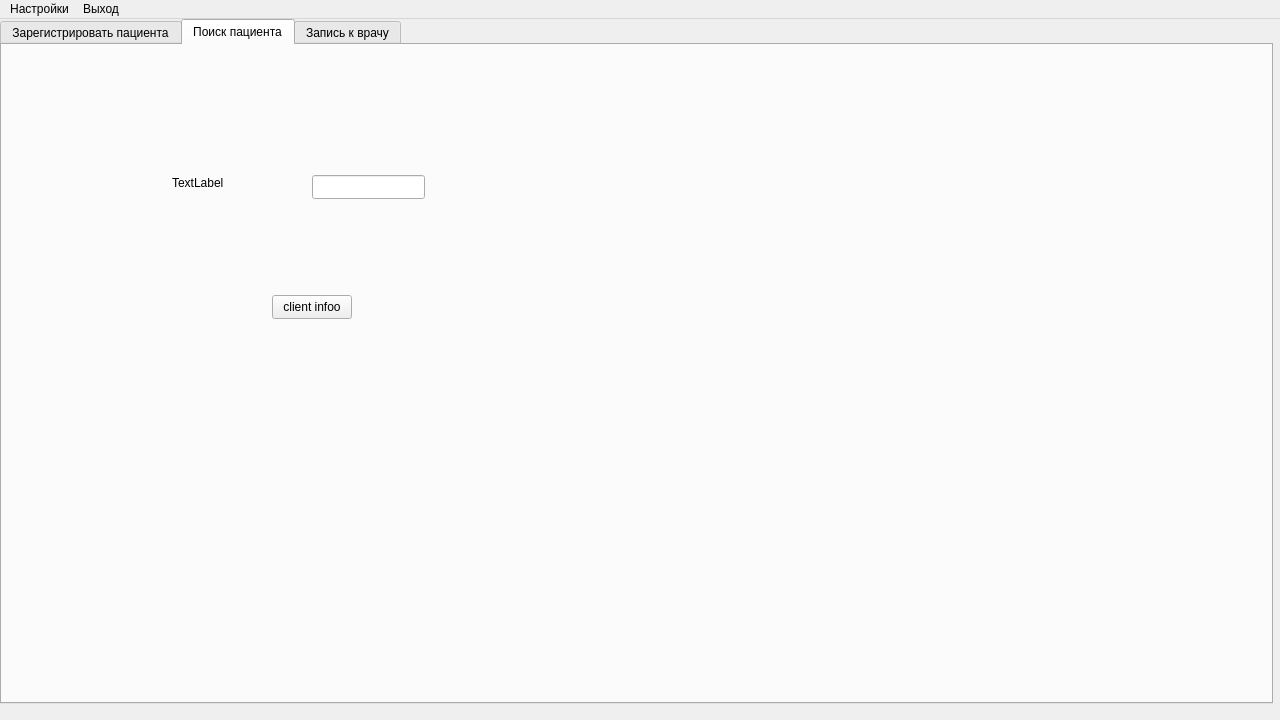
Qt form 6th-semester/software-architecture/src/View/ApplicationViewUi.ui (theseChains/uni-assignments) before a commit.
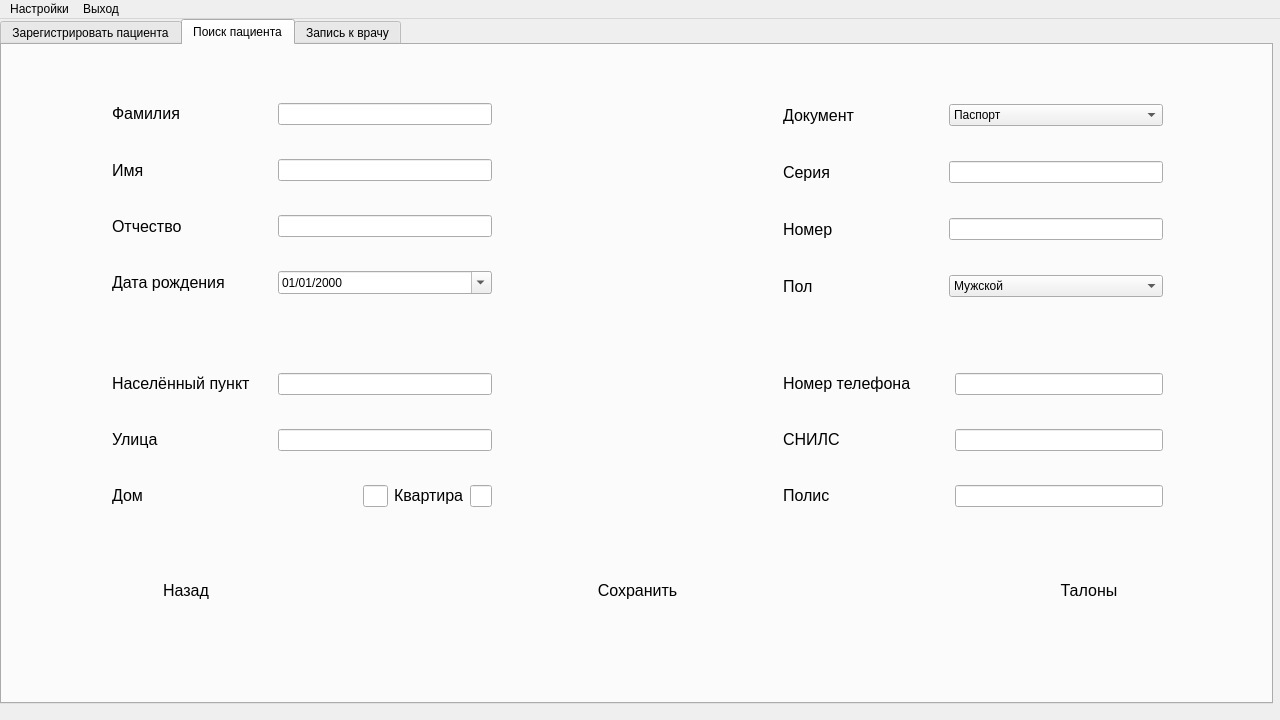
The same form after that commit.

Commit message: Add the client info page

What changed in the file:
```diff
--- a/6th-semester/software-architecture/src/View/ApplicationViewUi.ui
+++ b/6th-semester/software-architecture/src/View/ApplicationViewUi.ui
@@ -1040,41 +1040,515 @@
          </widget>
         </widget>
         <widget class="QWidget" name="ClientInfoPage">
-         <widget class="QPushButton" name="pushButton">
+         <widget class="QWidget" name="horizontalLayoutWidget_13">
           <property name="geometry">
            <rect>
-            <x>270</x>
-            <y>250</y>
-            <width>80</width>
-            <height>24</height>
+            <x>110</x>
+            <y>300</y>
+            <width>1051</width>
+            <height>191</height>
            </rect>
           </property>
-          <property name="text">
-           <string>client infoo</string>
-          </property>
+          <layout class="QHBoxLayout" name="horizontalLayout_47" stretch="4,3,4">
+           <item>
+            <layout class="QVBoxLayout" name="verticalLayout_13">
+             <item>
+              <layout class="QHBoxLayout" name="horizontalLayout_48" stretch="3,4">
+               <item>
+                <widget class="QLabel" name="label_40">
+                 <property name="font">
+                  <font>
+                   <pointsize>12</pointsize>
+                  </font>
+                 </property>
+                 <property name="text">
+                  <string>&lt;html&gt;&lt;head/&gt;&lt;body&gt;&lt;p&gt;Населённый пункт&lt;/p&gt;&lt;/body&gt;&lt;/html&gt;</string>
+                 </property>
+                </widget>
+               </item>
+               <item>
+                <widget class="QLineEdit" name="lineEdit_33"/>
+               </item>
+              </layout>
+             </item>
+             <item>
+              <layout class="QHBoxLayout" name="horizontalLayout_49" stretch="3,4">
+               <item>
+                <widget class="QLabel" name="label_41">
+                 <property name="font">
+                  <font>
+                   <pointsize>12</pointsize>
+                  </font>
+                 </property>
+                 <property name="text">
+                  <string>&lt;html&gt;&lt;head/&gt;&lt;body&gt;&lt;p&gt;Улица&lt;/p&gt;&lt;/body&gt;&lt;/html&gt;</string>
+                 </property>
+                </widget>
+               </item>
+               <item>
+                <widget class="QLineEdit" name="lineEdit_34"/>
+               </item>
+              </layout>
+             </item>
+             <item>
+              <layout class="QHBoxLayout" name="horizontalLayout_50" stretch="10,1,1">
+               <item>
+                <widget class="QLabel" name="label_42">
+                 <property name="font">
+                  <font>
+                   <pointsize>12</pointsize>
+                  </font>
+                 </property>
+                 <property name="text">
+                  <string>&lt;html&gt;&lt;head/&gt;&lt;body&gt;&lt;p&gt;Дом&lt;/p&gt;&lt;/body&gt;&lt;/html&gt;</string>
+                 </property>
+                </widget>
+               </item>
+               <item>
+                <widget class="QLineEdit" name="lineEdit_35"/>
+               </item>
+               <item>
+                <layout class="QHBoxLayout" name="horizontalLayout_51" stretch="3,6">
+                 <item>
+                  <widget class="QLabel" name="label_43">
+                   <property name="font">
+                    <font>
+                     <pointsize>12</pointsize>
+                    </font>
+                   </property>
+                   <property name="text">
+                    <string>&lt;html&gt;&lt;head/&gt;&lt;body&gt;&lt;p&gt;Квартира&lt;/p&gt;&lt;/body&gt;&lt;/html&gt;</string>
+                   </property>
+                  </widget>
+                 </item>
+                 <item>
+                  <widget class="QLineEdit" name="lineEdit_36"/>
+                 </item>
+                </layout>
+               </item>
+              </layout>
+             </item>
+            </layout>
+           </item>
+           <item>
+            <spacer name="horizontalSpacer_13">
+             <property name="orientation">
+              <enum>Qt::Horizontal</enum>
+             </property>
+             <property name="sizeHint" stdset="0">
+              <size>
+               <width>40</width>
+               <height>20</height>
+              </size>
+             </property>
+            </spacer>
+           </item>
+           <item>
+            <layout class="QVBoxLayout" name="verticalLayout_14">
+             <item>
+              <layout class="QHBoxLayout" name="horizontalLayout_52" stretch="4,5">
+               <item>
+                <widget class="QLabel" name="label_44">
+                 <property name="font">
+                  <font>
+                   <pointsize>12</pointsize>
+                  </font>
+                 </property>
+                 <property name="text">
+                  <string>&lt;html&gt;&lt;head/&gt;&lt;body&gt;&lt;p&gt;Номер телефона&lt;/p&gt;&lt;/body&gt;&lt;/html&gt;</string>
+                 </property>
+                </widget>
+               </item>
+               <item>
+                <widget class="QLineEdit" name="lineEdit_37">
+                 <property name="inputMethodHints">
+                  <set>Qt::ImhDialableCharactersOnly</set>
+                 </property>
+                </widget>
+               </item>
+              </layout>
+             </item>
+             <item>
+              <layout class="QHBoxLayout" name="horizontalLayout_53" stretch="4,5">
+               <item>
+                <widget class="QLabel" name="label_45">
+                 <property name="font">
+                  <font>
+                   <pointsize>12</pointsize>
+                  </font>
+                 </property>
+                 <property name="text">
+                  <string>&lt;html&gt;&lt;head/&gt;&lt;body&gt;&lt;p&gt;СНИЛС&lt;/p&gt;&lt;/body&gt;&lt;/html&gt;</string>
+                 </property>
+                </widget>
+               </item>
+               <item>
+                <widget class="QLineEdit" name="lineEdit_38">
+                 <property name="inputMethodHints">
+                  <set>Qt::ImhDigitsOnly</set>
+                 </property>
+                </widget>
+               </item>
+              </layout>
+             </item>
+             <item>
+              <layout class="QHBoxLayout" name="horizontalLayout_54" stretch="4,5">
+               <item>
+                <widget class="QLabel" name="label_46">
+                 <property name="font">
+                  <font>
+                   <pointsize>12</pointsize>
+                  </font>
+                 </property>
+                 <property name="text">
+                  <string>&lt;html&gt;&lt;head/&gt;&lt;body&gt;&lt;p&gt;Полис&lt;/p&gt;&lt;/body&gt;&lt;/html&gt;</string>
+                 </property>
+                </widget>
+               </item>
+               <item>
+                <widget class="QLineEdit" name="lineEdit_39">
+                 <property name="inputMethodHints">
+                  <set>Qt::ImhDigitsOnly</set>
+                 </property>
+                </widget>
+               </item>
+              </layout>
+             </item>
+            </layout>
+           </item>
+          </layout>
          </widget>
-         <widget class="QLabel" name="label_39">
+         <widget class="QWidget" name="horizontalLayoutWidget_14">
           <property name="geometry">
            <rect>
-            <x>170</x>
-            <y>130</y>
-            <width>58</width>
-            <height>16</height>
+            <x>110</x>
+            <y>30</y>
+            <width>1051</width>
+            <height>251</height>
            </rect>
           </property>
-          <property name="text">
-           <string>TextLabel</string>
-          </property>
+          <layout class="QHBoxLayout" name="horizontalLayout_55" stretch="4,3,4">
+           <item>
+            <layout class="QVBoxLayout" name="verticalLayout_15">
+             <item>
+              <layout class="QHBoxLayout" name="horizontalLayout_56" stretch="3,4">
+               <item>
+                <widget class="QLabel" name="label_47">
+                 <property name="font">
+                  <font>
+                   <pointsize>12</pointsize>
+                  </font>
+                 </property>
+                 <property name="text">
+                  <string>&lt;html&gt;&lt;head/&gt;&lt;body&gt;&lt;p&gt;Фамилия&lt;/p&gt;&lt;/body&gt;&lt;/html&gt;</string>
+                 </property>
+                </widget>
+               </item>
+               <item>
+                <widget class="QLineEdit" name="ClientPageLastName"/>
+               </item>
+              </layout>
+             </item>
+             <item>
+              <layout class="QHBoxLayout" name="horizontalLayout_57" stretch="3,4">
+               <item>
+                <widget class="QLabel" name="label_48">
+                 <property name="font">
+                  <font>
+                   <pointsize>12</pointsize>
+                  </font>
+                 </property>
+                 <property name="text">
+                  <string>Имя</string>
+                 </property>
+                </widget>
+               </item>
+               <item>
+                <widget class="QLineEdit" name="ClientPageFirstName"/>
+               </item>
+              </layout>
+             </item>
+             <item>
+              <layout class="QHBoxLayout" name="horizontalLayout_58" stretch="3,4">
+               <item>
+                <widget class="QLabel" name="label_49">
+                 <property name="font">
+                  <font>
+                   <pointsize>12</pointsize>
+                  </font>
+                 </property>
+                 <property name="text">
+                  <string>Отчество</string>
+                 </property>
+                </widget>
+               </item>
+               <item>
+                <widget class="QLineEdit" name="ClientPageMiddleName"/>
+               </item>
+              </layout>
+             </item>
+             <item>
+              <layout class="QHBoxLayout" name="horizontalLayout_59" stretch="3,4">
+               <item>
+                <widget class="QLabel" name="label_50">
+                 <property name="font">
+                  <font>
+                   <pointsize>12</pointsize>
+                  </font>
+                 </property>
+                 <property name="text">
+                  <string>Дата рождения</string>
+                 </property>
+                </widget>
+               </item>
+               <item>
+                <widget class="QDateEdit" name="ClientPageDateOfBirth">
+                 <property name="displayFormat">
+                  <string>dd/MM/yyyy</string>
+                 </property>
+                 <property name="calendarPopup">
+                  <bool>true</bool>
+                 </property>
+                </widget>
+               </item>
+              </layout>
+             </item>
+            </layout>
+           </item>
+           <item>
+            <spacer name="horizontalSpacer_14">
+             <property name="orientation">
+              <enum>Qt::Horizontal</enum>
+             </property>
+             <property name="sizeHint" stdset="0">
+              <size>
+               <width>40</width>
+               <height>20</height>
+              </size>
+             </property>
+            </spacer>
+           </item>
+           <item>
+            <layout class="QVBoxLayout" name="verticalLayout_16">
+             <item>
+              <layout class="QHBoxLayout" name="horizontalLayout_60" stretch="3,4">
+               <item>
+                <widget class="QLabel" name="label_51">
+                 <property name="font">
+                  <font>
+                   <pointsize>12</pointsize>
+                  </font>
+                 </property>
+                 <property name="text">
+                  <string>Документ</string>
+                 </property>
+                </widget>
+               </item>
+               <item>
+                <widget class="QComboBox" name="comboBox_7">
+                 <property name="currentText">
+                  <string>Паспорт</string>
+                 </property>
+                 <item>
+                  <property name="text">
+                   <string>Паспорт</string>
+                  </property>
+                 </item>
+                 <item>
+                  <property name="text">
+                   <string>Водительские права</string>
+                  </property>
+                 </item>
+                </widget>
+               </item>
+              </layout>
+             </item>
+             <item>
+              <layout class="QHBoxLayout" name="horizontalLayout_61" stretch="3,4">
+               <item>
+                <widget class="QLabel" name="label_52">
+                 <property name="font">
+                  <font>
+                   <pointsize>12</pointsize>
+                  </font>
+                 </property>
+                 <property name="text">
+                  <string>Серия</string>
+                 </property>
+                </widget>
+               </item>
+               <item>
+                <widget class="QLineEdit" name="lineEdit_43">
+                 <property name="inputMethodHints">
+                  <set>Qt::ImhDigitsOnly</set>
+                 </property>
+                 <property name="maxLength">
+                  <number>4</number>
+                 </property>
+                </widget>
+               </item>
+              </layout>
+             </item>
+             <item>
+              <layout class="QHBoxLayout" name="horizontalLayout_62" stretch="3,4">
+               <item>
+                <widget class="QLabel" name="label_53">
+                 <property name="font">
+                  <font>
+                   <pointsize>12</pointsize>
+                  </font>
+                 </property>
+                 <property name="text">
+                  <string>Номер</string>
+                 </property>
+                </widget>
+               </item>
+               <item>
+                <widget class="QLineEdit" name="lineEdit_44">
+                 <property name="inputMethodHints">
+                  <set>Qt::ImhDigitsOnly</set>
+                 </property>
+                 <property name="maxLength">
+                  <number>6</number>
+                 </property>
+                </widget>
+               </item>
+              </layout>
+             </item>
+             <item>
+              <layout class="QHBoxLayout" name="horizontalLayout_63" stretch="3,4">
+               <item>
+                <widget class="QLabel" name="label_54">
+                 <property name="font">
+                  <font>
+                   <pointsize>12</pointsize>
+                  </font>
+                 </property>
+                 <property name="text">
+                  <string>Пол</string>
+                 </property>
+                </widget>
+               </item>
+               <item>
+                <widget class="QComboBox" name="comboBox_8">
+                 <item>
+                  <property name="text">
+                   <string>Мужской</string>
+                  </property>
+                 </item>
+                 <item>
+                  <property name="text">
+                   <string>Женский</string>
+                  </property>
+                 </item>
+                </widget>
+               </item>
+              </layout>
+             </item>
+            </layout>
+           </item>
+          </layout>
          </widget>
-         <widget class="QLineEdit" name="ClientPageClientSurname">
+         <widget class="QWidget" name="horizontalLayoutWidget_15">
           <property name="geometry">
            <rect>
-            <x>310</x>
-            <y>130</y>
-            <width>113</width>
-            <height>24</height>
+            <x>110</x>
+            <y>520</y>
+            <width>1051</width>
+            <height>51</height>
            </rect>
           </property>
+          <layout class="QHBoxLayout" name="horizontalLayout_64" stretch="1,2,1,2,1">
+           <item>
+            <widget class="QPushButton" name="BackToClientTableButton">
+             <property name="sizePolicy">
+              <sizepolicy hsizetype="Minimum" vsizetype="Preferred">
+               <horstretch>0</horstretch>
+               <verstretch>0</verstretch>
+              </sizepolicy>
+             </property>
+             <property name="font">
+              <font>
+               <pointsize>12</pointsize>
+              </font>
+             </property>
+             <property name="styleSheet">
+              <string notr="true">border-radius: 25px;</string>
+             </property>
+             <property name="text">
+              <string>Назад</string>
+             </property>
+            </widget>
+           </item>
+           <item>
+            <spacer name="horizontalSpacer_15">
+             <property name="orientation">
+              <enum>Qt::Horizontal</enum>
+             </property>
+             <property name="sizeHint" stdset="0">
+              <size>
+               <width>40</width>
+               <height>20</height>
+              </size>
+             </property>
+            </spacer>
+           </item>
+           <item>
+            <widget class="QPushButton" name="OpenClientInfoButton_2">
+             <property name="sizePolicy">
+              <sizepolicy hsizetype="Minimum" vsizetype="Preferred">
+               <horstretch>0</horstretch>
+               <verstretch>0</verstretch>
+              </sizepolicy>
+             </property>
+             <property name="font">
+              <font>
+               <pointsize>12</pointsize>
+              </font>
+             </property>
+             <property name="styleSheet">
+              <string notr="true">border-radius: 25px;</string>
+             </property>
+             <property name="text">
+              <string>Сохранить</string>
+             </property>
+            </widget>
+           </item>
+           <item>
+            <spacer name="horizontalSpacer_16">
+             <property name="orientation">
+              <enum>Qt::Horizontal</enum>
+             </property>
+             <property name="sizeHint" stdset="0">
+              <size>
+               <width>40</width>
+               <height>20</height>
+              </size>
+             </property>
+            </spacer>
+           </item>
+           <item>
+            <widget class="QPushButton" name="OpenTalonMenuButton_2">
+             <property name="sizePolicy">
+              <sizepolicy hsizetype="Minimum" vsizetype="Preferred">
+               <horstretch>0</horstretch>
+               <verstretch>0</verstretch>
+              </sizepolicy>
+             </property>
+             <property name="font">
+              <font>
+               <pointsize>12</pointsize>
+              </font>
+             </property>
+             <property name="styleSheet">
+              <string notr="true">border-radius: 25px;</string>
+             </property>
+             <property name="text">
+              <string>Талоны</string>
+             </property>
+            </widget>
+           </item>
+          </layout>
          </widget>
         </widget>
        </widget>
```
The commit also changes 3 other files.
